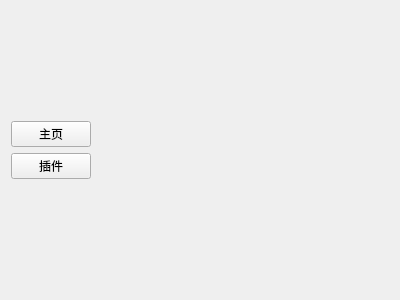
Old version of the form src/gui/mainwindow.ui in the repository azazo1/campus-bot.
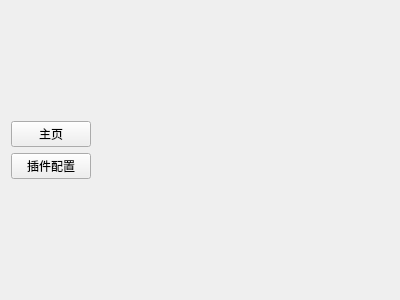
New version of the form.

Commit message: 界面框架, 托盘唤出, 主页,插件配置页

What changed in the file:
```diff
--- a/src/gui/mainwindow.ui
+++ b/src/gui/mainwindow.ui
@@ -47,7 +47,7 @@
        <item>
         <widget class="QPushButton" name="pluginPageBtn">
          <property name="text">
-          <string>插件</string>
+          <string>插件配置</string>
          </property>
         </widget>
        </item>
```
Left out of the diff: 4 changed lines with no effect on the pictures. The commit also changes 6 other files.
